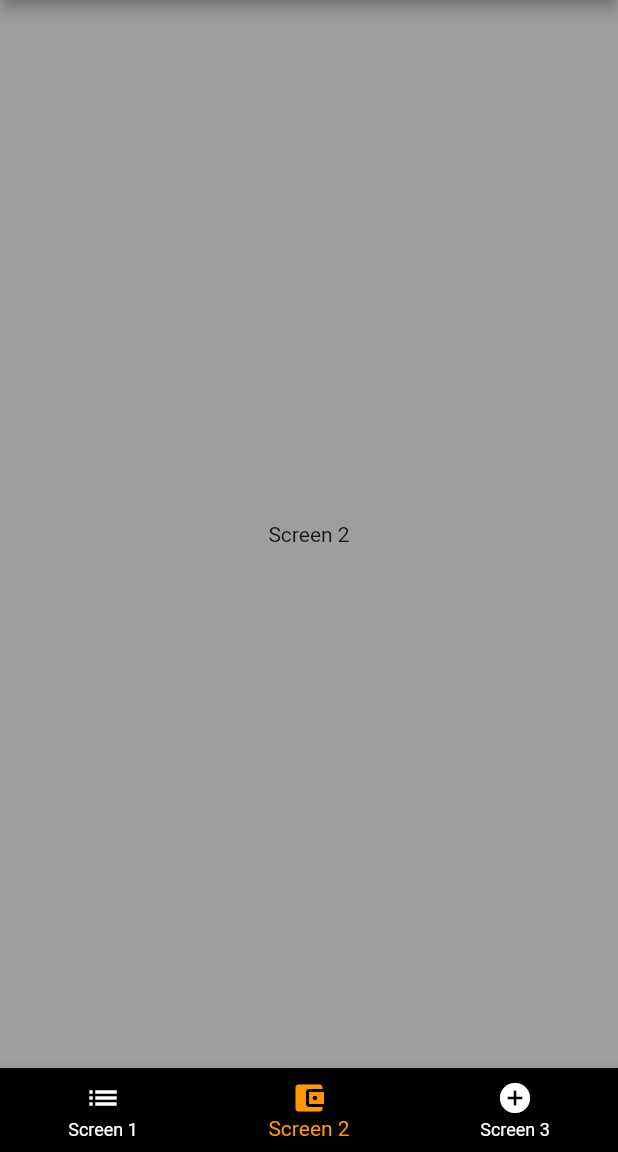
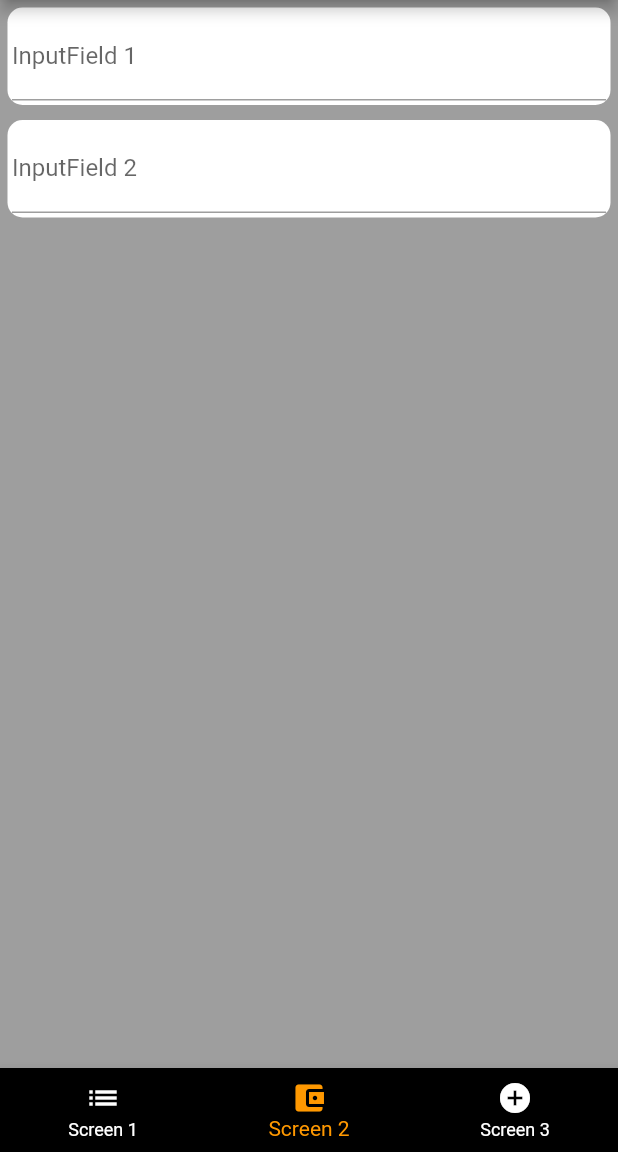
Before and after one commit to henmeh/mobileApp-template, a Flutter app: the screen it shows after launch, item 2 of the bottom bar chosen, on a phone screen of 412 x 824 dp, the part 84-1236 px from its top. Run offline on Flutter 3.47's test engine with Material 2 defaults, Android fonts, the phone set to English and light mode, and no system bars.

Commit message:
added button and inputfield

```diff
--- a/lib/screens/screen2_screen.dart
+++ b/lib/screens/screen2_screen.dart
@@ -1,19 +1,54 @@
 import 'package:flutter/material.dart';
+import '../widgets/inputField.dart';
 
 class Screen2 extends StatefulWidget {
   static const routeName = '/screen2';
+  final focusNode1 = FocusNode();
+  final focusNode2 = FocusNode();
+
+  final TextEditingController textController1 = TextEditingController();
+  final TextEditingController textController2 = TextEditingController();
 
   @override
   _Screen2State createState() => _Screen2State();
 }
 
 class _Screen2State extends State<Screen2> {
+  _onSubmitted(_arguments, _value) {
+    FocusScope.of(context).requestFocus(_arguments[0]);
+    print(_value);
+  }
+
   @override
   Widget build(BuildContext context) {
     return Scaffold(
-        backgroundColor: Theme.of(context).backgroundColor,
-        body: Center(
-          child: Text("Screen 2"),
-        ));
+      backgroundColor: Theme.of(context).backgroundColor,
+      body: Column(
+        children: [
+          inputField(
+              ctx: context,
+              controller: widget.textController1,
+              labelText: "InputField 1",
+              leftMargin: 5,
+              topMargin: 5,
+              rightMargin: 5,
+              bottomMargin: 5,
+              node2: widget.focusNode1,
+              onSubmitted: _onSubmitted,
+              arguments: [widget.focusNode2]),
+          inputField(
+              ctx: context,
+              controller: widget.textController2,
+              labelText: "InputField 2",
+              leftMargin: 5,
+              topMargin: 5,
+              rightMargin: 5,
+              bottomMargin: 5,
+              node2: widget.focusNode2,
+              onSubmitted: _onSubmitted,
+              arguments: [widget.focusNode2])
+        ],
+      ),
+    );
   }
 }
--- a/lib/widgets/errorwindow.dart
+++ b/lib/widgets/errorwindow.dart
@@ -1,6 +1,6 @@
 import 'package:flutter/material.dart';
 
-errorWindow(ctx, String title, dynamic content, [Function toDo]) {
+errorWindow({ctx, String title, dynamic content, Function toDo}) {
   return showDialog(
     context: ctx,
     builder: (ctx) => AlertDialog(
--- a/lib/widgets/inputField.dart
+++ b/lib/widgets/inputField.dart
@@ -10,7 +10,8 @@ inputField(
     double bottomMargin,
     FocusNode node1,
     FocusNode node2,
-    Function onSubmitted}) {
+    Function onSubmitted,
+    List arguments}) {
   return Container(
     margin:
         EdgeInsets.fromLTRB(leftMargin, topMargin, rightMargin, bottomMargin),
@@ -24,9 +25,7 @@ inputField(
       focusNode: node2,
       decoration: InputDecoration(labelText: labelText),
       onFieldSubmitted: (value) {
-        onSubmitted(value);
-        //FocusScope.of(_ctx).requestFocus(_node1);
-        //widget.betNameController = value;
+        onSubmitted(arguments, value);
       },
     ),
   );
```
Also changed, not shown: lib/screens/tabscreen1.dart (+15 -1 lines), lib/widgets/raisedButton.dart (+4 -4 lines), lib/widgets/showupwindow.dart (+30 -27 lines).
